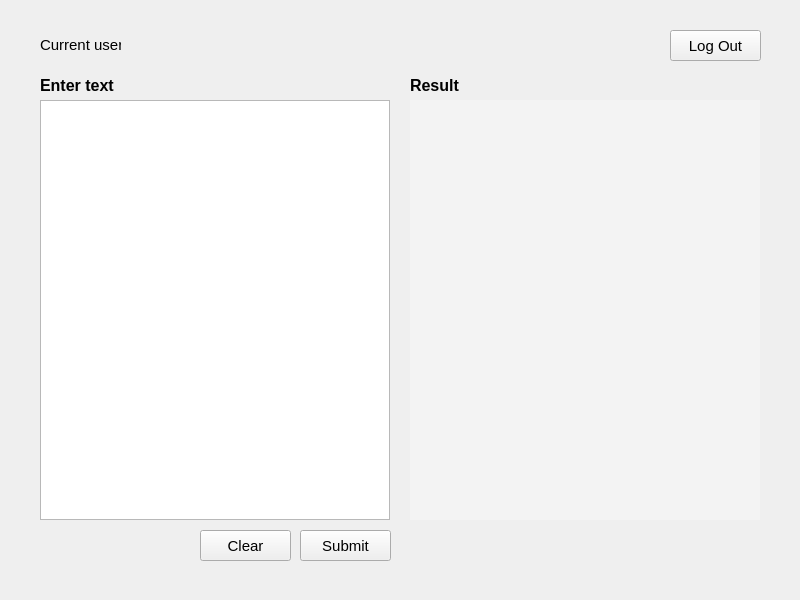
Before: the Qt Designer form home.ui in Mukhammadsaid19/os-plagiarism-checker, drawn with Qt 5.
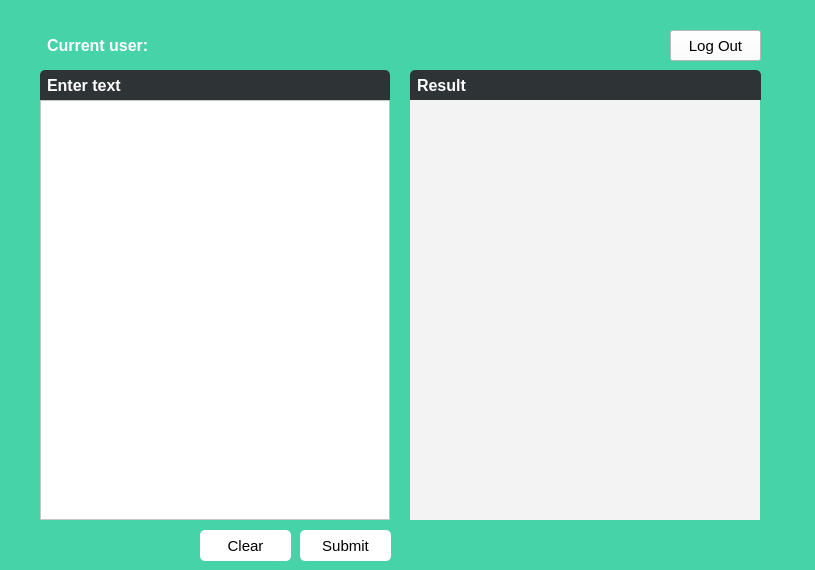
After: the same form once the commit is applied.

```diff
--- a/home.ui
+++ b/home.ui
@@ -6,19 +6,22 @@
    <rect>
     <x>0</x>
     <y>0</y>
-    <width>800</width>
-    <height>600</height>
+    <width>815</width>
+    <height>570</height>
    </rect>
   </property>
   <property name="windowTitle">
    <string>Form</string>
   </property>
+  <property name="styleSheet">
+   <string notr="true">background-color: rgb(70, 211, 167)</string>
+  </property>
   <widget class="QLabel" name="label_2">
    <property name="geometry">
     <rect>
      <x>410</x>
      <y>70</y>
-     <width>361</width>
+     <width>351</width>
      <height>30</height>
     </rect>
    </property>
@@ -29,6 +32,13 @@
      <bold>true</bold>
     </font>
    </property>
+   <property name="styleSheet">
+    <string notr="true">background-color:rgb(46, 52, 54);
+ border-top-left-radius: 5%;
+border-top-right-radius: 5%;
+padding: 3px;
+color: rgb(255, 255, 255)</string>
+   </property>
    <property name="text">
     <string>Result</string>
    </property>
@@ -50,6 +60,13 @@
      <bold>true</bold>
     </font>
    </property>
+   <property name="styleSheet">
+    <string notr="true">background-color:rgb(46, 52, 54);
+ border-top-left-radius: 5%;
+border-top-right-radius: 5%;
+padding: 3px;
+color: rgb(255, 255, 255)</string>
+   </property>
    <property name="text">
     <string>Enter text</string>
    </property>
@@ -89,21 +106,30 @@
      <pointsize>11</pointsize>
     </font>
    </property>
+   <property name="styleSheet">
+    <string notr="true">background-color: white;</string>
+   </property>
   </widget>
   <widget class="QLabel" name="label_3">
    <property name="geometry">
     <rect>
      <x>40</x>
      <y>30</y>
-     <width>81</width>
+     <width>111</width>
      <height>30</height>
     </rect>
    </property>
    <property name="font">
     <font>
-     <pointsize>11</pointsize>
+     <pointsize>12</pointsize>
+     <weight>75</weight>
+     <bold>true</bold>
     </font>
    </property>
+   <property name="styleSheet">
+    <string notr="true">padding: 3;
+color:rgb(255, 255, 255)</string>
+   </property>
    <property name="text">
     <string>Current user:</string>
    </property>
@@ -114,9 +140,9 @@
   <widget class="QLabel" name="current_user">
    <property name="geometry">
     <rect>
-     <x>130</x>
+     <x>160</x>
      <y>30</y>
-     <width>261</width>
+     <width>231</width>
      <height>30</height>
     </rect>
    </property>
@@ -125,6 +151,9 @@
      <pointsize>11</pointsize>
     </font>
    </property>
+   <property name="styleSheet">
+    <string notr="true">color: rgb(255, 255, 255)</string>
+   </property>
    <property name="text">
     <string/>
    </property>
@@ -143,6 +172,10 @@
      <pointsize>11</pointsize>
     </font>
    </property>
+   <property name="styleSheet">
+    <string notr="true">background-color: rgb(255, 255, 255);
+border-radius:5%</string>
+   </property>
    <property name="text">
     <string>Submit</string>
    </property>
@@ -161,6 +194,10 @@
      <pointsize>11</pointsize>
     </font>
    </property>
+   <property name="styleSheet">
+    <string notr="true">background-color: rgb(255, 255, 255);
+border-radius:5%</string>
+   </property>
    <property name="text">
     <string>Clear</string>
    </property>
@@ -179,6 +216,10 @@
      <pointsize>11</pointsize>
     </font>
    </property>
+   <property name="styleSheet">
+    <string notr="true">background-color: rgb(255, 255, 255);
+color: rgb(0, 0, 0)</string>
+   </property>
    <property name="text">
     <string>Log Out</string>
    </property>
```
